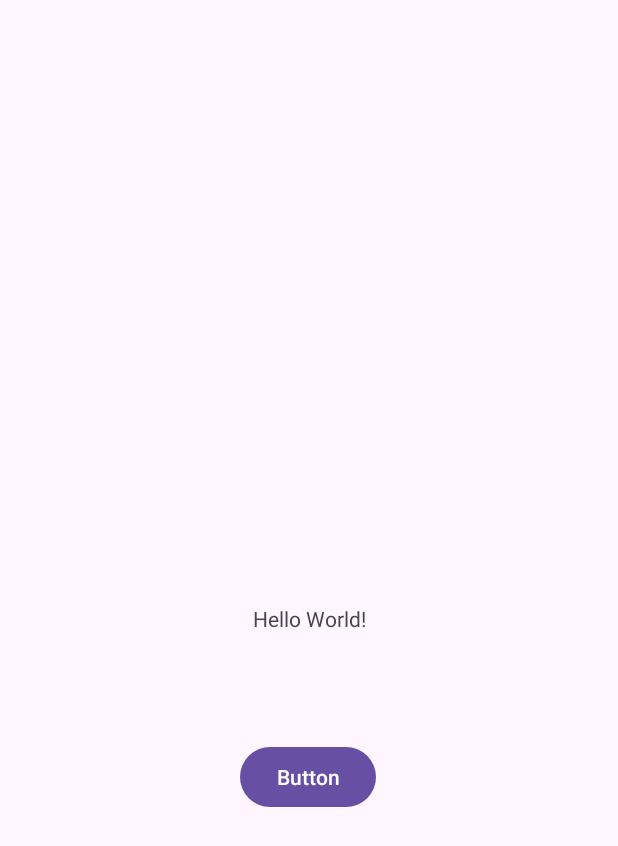
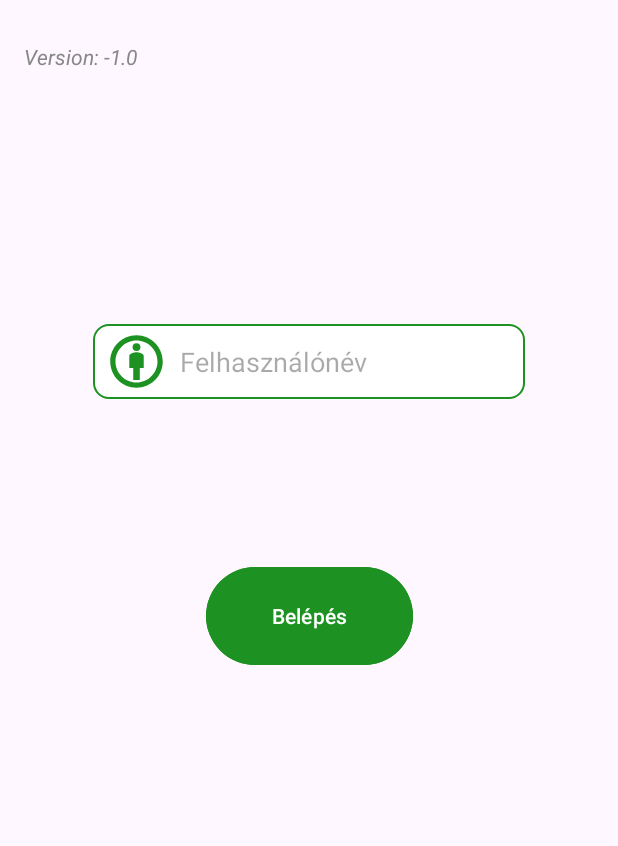
Before and after one commit to DavidArthur2/RunnerApp, an Android app: the layout activity_main.xml on its own in the app's theme, with its tools: preview values and no code run, on a phone screen of 412 x 824 dp. Shown: the top 846 px of the screen. Run offline under Robolectric (Android 15) with nearby library versions, the light colour scheme and no system bars.

Commit message:
Added UI for MainActivity Added UI for ProgramSelectorActivity Added Exit/Logout/Error dialogs Added Login functionality

```diff
--- a/app/build.gradle.kts
+++ b/app/build.gradle.kts
@@ -13,7 +13,7 @@
         minSdk = 30
         targetSdk = 34
         versionCode = 1
-        versionName = "1.0"
+        versionName = "0.4"
 
         testInstrumentationRunner = "androidx.test.runner.AndroidJUnitRunner"
     }
--- a/app/src/main/java/com/festipay/runnerapp/MapsActivity.kt
+++ b/app/src/main/java/com/festipay/runnerapp/activities/MapsActivity.kt
@@ -1,4 +1,4 @@
-package com.festipay.runnerapp
+package com.festipay.runnerapp.activities
 
 import android.content.pm.PackageManager
 import android.os.Bundle
@@ -6,6 +6,7 @@
 import android.location.Location
 import androidx.appcompat.app.AppCompatActivity
 import androidx.core.app.ActivityCompat
+import com.festipay.runnerapp.R
 import com.festipay.runnerapp.utilities.showError
 import com.google.android.gms.maps.CameraUpdateFactory
 import com.google.android.gms.maps.GoogleMap
--- a/app/src/main/java/com/festipay/runnerapp/CurrentState.kt
+++ b/app/src/main/java/com/festipay/runnerapp/data/CurrentState.kt
@@ -1,7 +1,8 @@
-package com.festipay.runnerapp
+package com.festipay.runnerapp.data
 
 object CurrentState{
     var programName: String? = null
     var mode: String? = null
     var companySite: String? = null
+    var userName: String? = null
 }
--- a/app/src/main/java/com/festipay/runnerapp/BarcodeScanReceiver.kt
+++ b/app/src/main/java/com/festipay/runnerapp/utilities/BarcodeScanReceiver.kt
@@ -1,4 +1,4 @@
-package com.festipay.runnerapp
+package com.festipay.runnerapp.utilities
 
 import android.content.BroadcastReceiver
 import android.content.Context
--- /dev/null
+++ b/app/src/main/res/drawable/custom_error_button_bg.xml
@@ -0,0 +1,5 @@
+<?xml version="1.0" encoding="utf-8"?>
+<shape android:shape="rectangle" xmlns:android="http://schemas.android.com/apk/res/android">
+    <corners android:radius="20dp"/>
+    <solid android:color="@color/white"/>
+</shape>
--- /dev/null
+++ b/app/src/main/res/drawable/custom_input.xml
@@ -0,0 +1,19 @@
+<?xml version="1.0" encoding="utf-8"?>
+<selector xmlns:android="http://schemas.android.com/apk/res/android">
+
+    <item android:state_enabled="true" android:state_focused="true">
+        <shape android:shape="rectangle">
+            <solid android:color="@android:color/white"/>
+            <corners android:radius="10dp"/>
+            <stroke android:color="@color/primaryColor" android:width="1dp"/>
+        </shape>
+    </item>
+
+    <item android:state_enabled="true">
+        <shape android:shape="rectangle">
+            <solid android:color="@android:color/white"/>
+            <corners android:radius="10dp"/>
+            <stroke android:color="@color/darkGray" android:width="1dp"/>
+        </shape>
+    </item>
+</selector>
--- /dev/null
+++ b/app/src/main/res/drawable/ic_error.xml
@@ -0,0 +1,5 @@
+<vector android:height="32dp" android:tint="#FF0000"
+    android:viewportHeight="24" android:viewportWidth="24"
+    android:width="32dp" xmlns:android="http://schemas.android.com/apk/res/android">
+    <path android:fillColor="@android:color/white" android:pathData="M12,2C6.47,2 2,6.47 2,12s4.47,10 10,10 10,-4.47 10,-10S17.53,2 12,2zM17,15.59L15.59,17 12,13.41 8.41,17 7,15.59 10.59,12 7,8.41 8.41,7 12,10.59 15.59,7 17,8.41 13.41,12 17,15.59z"/>
+</vector>
--- /dev/null
+++ b/app/src/main/res/drawable/ic_username.xml
@@ -0,0 +1,7 @@
+<vector android:height="42dp" android:tint="@color/primaryColor"
+    android:viewportHeight="24" android:viewportWidth="24"
+    android:width="42dp" xmlns:android="http://schemas.android.com/apk/res/android">
+    <path android:fillColor="@android:color/white" android:pathData="M12,8.5c-0.91,0 -2.75,0.46 -2.75,1.38v4.62h1.5V19h2.5v-4.5h1.5V9.88C14.75,8.97 12.91,8.5 12,8.5z"/>
+    <path android:fillColor="@android:color/white" android:pathData="M12,2C6.47,2 2,6.47 2,12s4.47,10 10,10s10,-4.48 10,-10S17.52,2 12,2zM12,20c-4.42,0 -8,-3.58 -8,-8s3.58,-8 8,-8s8,3.58 8,8S16.42,20 12,20z"/>
+    <path android:fillColor="@android:color/white" android:pathData="M12,6.5m-1.5,0a1.5,1.5 0,1 1,3 0a1.5,1.5 0,1 1,-3 0"/>
+</vector>
--- a/app/src/main/res/layout/activity_main.xml
+++ b/app/src/main/res/layout/activity_main.xml
@@ -4,26 +4,53 @@
     xmlns:tools="http://schemas.android.com/tools"
     android:layout_width="match_parent"
     android:layout_height="match_parent"
-    tools:context=".MainActivity">
+    tools:context=".activities.MainActivity">
 
-    <TextView
-        android:id="@+id/textView"
-        android:layout_width="wrap_content"
-        android:layout_height="wrap_content"
-        android:text="Hello World!"
-        app:layout_constraintBottom_toBottomOf="parent"
+
+    <Button
+        android:id="@+id/loginButton"
+        android:layout_width="138dp"
+        android:layout_height="73dp"
+        android:layout_marginTop="108dp"
+        android:backgroundTint="@color/primaryColor"
+
+        android:text="@string/loginButton"
+        app:layout_constraintEnd_toEndOf="parent"
+        app:layout_constraintStart_toStartOf="parent"
+        app:layout_constraintTop_toBottomOf="@+id/userInputText" />
+
+    <EditText
+        android:id="@+id/userInputText"
+        android:layout_width="288dp"
+        android:layout_height="50dp"
+        android:layout_marginTop="216dp"
+        android:autofillHints="username"
+        android:background="@drawable/custom_input"
+        android:drawableStart="@drawable/ic_username"
+        android:drawablePadding="8dp"
+        android:ems="10"
+        android:fadingEdge="vertical"
+        android:hint="@string/userInputHint"
+        android:inputType="textCapWords"
+        android:digits="0123456789qwertzuiopasdfghjklyxcvbnm_-.QWERTYUIOPASDFGHJKLZXCVBNM"
+        android:maxLength="15"
+        android:paddingStart="8dp"
+        android:paddingEnd="8dp"
         app:layout_constraintEnd_toEndOf="parent"
         app:layout_constraintStart_toStartOf="parent"
         app:layout_constraintTop_toTopOf="parent" />
 
-    <Button
-        android:id="@+id/button"
+    <TextView
+        android:id="@+id/versionLabel"
         android:layout_width="wrap_content"
         android:layout_height="wrap_content"
-        android:layout_marginStart="160dp"
-        android:layout_marginTop="72dp"
-        android:text="Button"
+        android:layout_marginTop="28dp"
+        android:text="@string/defaultVersionString"
+        android:textColor="@color/lightGray"
+        android:textStyle="italic"
+        app:layout_constraintEnd_toEndOf="parent"
+        app:layout_constraintHorizontal_bias="0.047"
         app:layout_constraintStart_toStartOf="parent"
-        app:layout_constraintTop_toBottomOf="@+id/textView" />
+        app:layout_constraintTop_toTopOf="parent" />
 
 </androidx.constraintlayout.widget.ConstraintLayout>
--- /dev/null
+++ b/app/src/main/res/layout/activity_program_selector.xml
@@ -0,0 +1,6 @@
+<?xml version="1.0" encoding="utf-8"?>
+<androidx.constraintlayout.widget.ConstraintLayout xmlns:android="http://schemas.android.com/apk/res/android"
+    android:layout_width="match_parent"
+    android:layout_height="match_parent">
+
+</androidx.constraintlayout.widget.ConstraintLayout>
--- a/app/src/main/res/values/colors.xml
+++ b/app/src/main/res/values/colors.xml
@@ -2,4 +2,9 @@
 <resources>
     <color name="black">#FF000000</color>
     <color name="white">#FFFFFFFF</color>
+    <color name="primaryColor">#1D9121</color>
+    <color name="purple">#673AB7</color>
+    <color name="darkGray">#4E4E4E</color>
+    <color name="lightGray">#878787</color>
+    <color name="lightRed">#DD4034</color>
 </resources>
--- a/app/src/main/res/values/strings.xml
+++ b/app/src/main/res/values/strings.xml
@@ -1,3 +1,15 @@
 <resources>
     <string name="app_name">RunnerApp</string>
+    <string name="userNameLabel">Ird be a felhasználóneved:</string>
+    <string name="userInputHint">Felhasználónév</string>
+    <string name="loginButton">Belépés</string>
+    <string name="defaultVersionString">Version: -1.0</string>
+    <string name="defaultVersionLabelString">Verzió</string>
+    <string name="error_dialog_title">Hiba történt</string>
+    <string name="error_dialog_message">Nem található ilyen felhasználónév!</string>
+    <string name="error_dialog_back_button_text">Vissza</string>
+    <string name="app_exit">Kilépés</string>
+    <string name="exit_text">Kilépés</string>
+    <string name="exit_dialog_message">Biztosan ki szeretnél lépni?</string>
+
 </resources>
```
Also changed, not shown: app/src/main/AndroidManifest.xml (+5 -2 lines), app/src/main/java/com/festipay/runnerapp/MainActivity.kt (deleted, +0 -54 lines), app/src/main/java/com/festipay/runnerapp/activities/MainActivity.kt (added, +103 -0 lines), app/src/main/java/com/festipay/runnerapp/activities/ProgramSelectorActivity.kt (added, +53 -0 lines), app/src/main/res/drawable/custom_error_button.xml (added, +7 -0 lines), app/src/main/res/layout/error_dialog.xml (added, +69 -0 lines), app/src/main/res/layout/exit_dialog.xml (added, +93 -0 lines), app/src/main/res/drawable/warning_icon.png (added).
